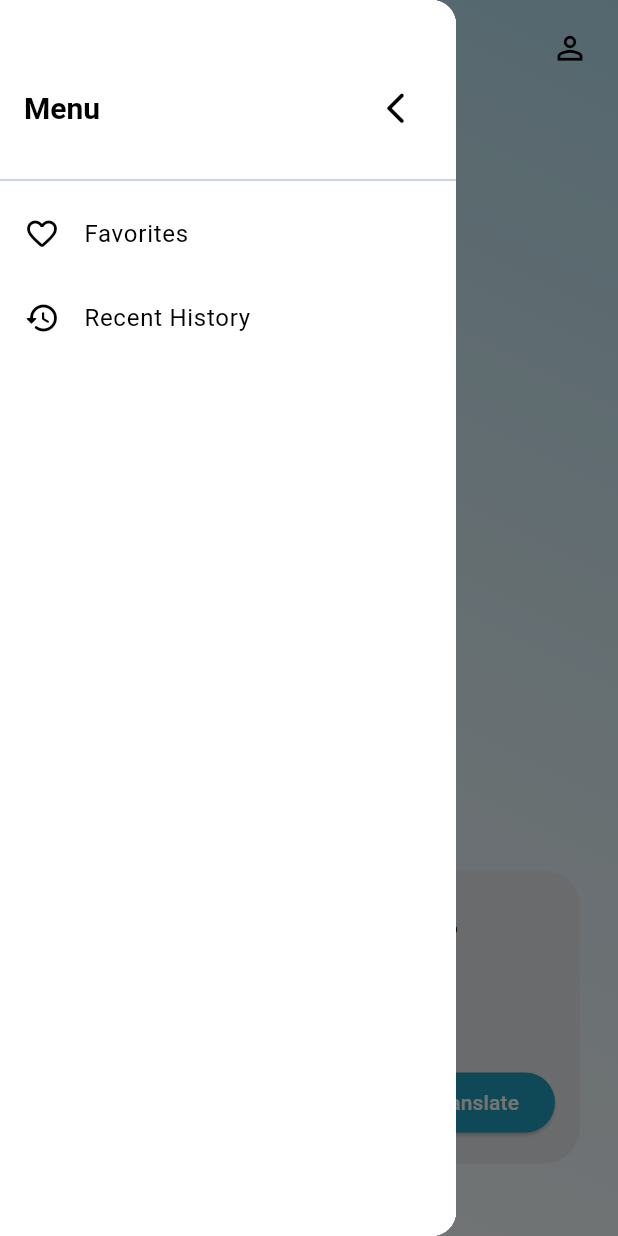
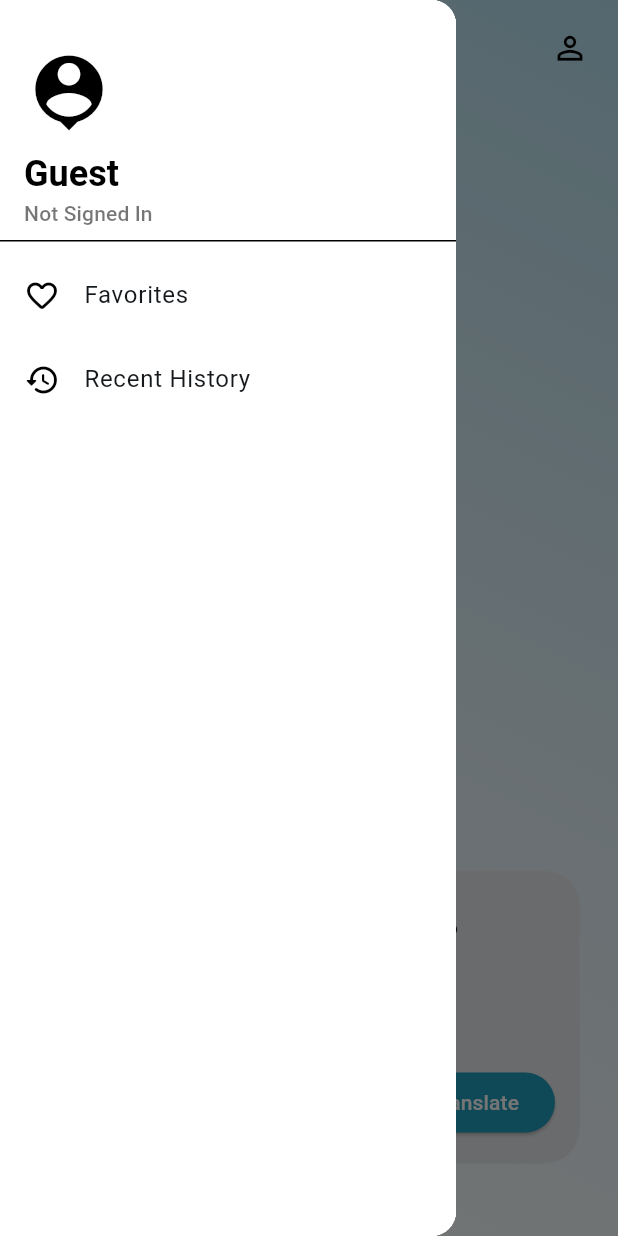
Before and after one commit to jonaldpaner/BadBad, a Flutter app: the screen it shows after launch, with the side drawer open, on a phone screen of 412 x 824 dp. Run offline on Flutter 3.47's test engine with Material 3 defaults, Android fonts, the phone set to English and light mode, and no system bars; our stand-ins replace camera, cloud_firestore, firebase_auth, firebase_core, image_picker; missing offline and left inert: google_mlkit_text_recognition; accounts and stored records are empty; network calls fail.

Commit message:
Enabled anonymous account browsing that can still see history age and favorite page

```diff
--- a/lib/components/home_drawer.dart
+++ b/lib/components/home_drawer.dart
@@ -1,63 +1,81 @@
 import 'package:flutter/material.dart';
+import 'package:firebase_auth/firebase_auth.dart'; // Import FirebaseAuth to access User
 import 'package:ahhhtest/pages/favorites_page.dart';
 import 'package:ahhhtest/pages/history_page.dart';
 
 class HomeDrawer extends StatelessWidget {
-  final bool isLoggedIn;
+  final User? currentUser; // Change from bool isLoggedIn to User? currentUser
   final Future<void> Function() onLogout;
 
   const HomeDrawer({
     Key? key,
-    required this.isLoggedIn,
+    required this.currentUser, // Now takes currentUser directly
     required this.onLogout,
   }) : super(key: key);
 
+  // Helper getter to determine if the logout button should be shown
+  // It shows if a user is logged in AND they are NOT anonymous.
+  bool get _shouldShowLogoutButton => currentUser != null && !currentUser!.isAnonymous;
+
   @override
   Widget build(BuildContext context) {
-    final isDark = Theme.of(context).brightness == Brightness.dark;
+    final theme = Theme.of(context); // Get theme here
+    final isDark = theme.brightness == Brightness.dark;
 
     return Drawer(
       elevation: 16,
       child: Container(
-        color: isDark ? const Color(0xFF121212) : Colors.white,
+        color: theme.scaffoldBackgroundColor, // Use theme for background color (e.g., white in light mode)
         child: Column(
           children: [
-            const SizedBox(height: 48),
-            Padding(
-              padding: const EdgeInsets.symmetric(horizontal: 16),
-              child: Row(
-                mainAxisAlignment: MainAxisAlignment.spaceBetween,
-                children: [
-                  Text(
-                    'Menu',
-                    style: Theme.of(context).textTheme.titleLarge?.copyWith(
+            // Drawer Header (Updated for consistent background and left alignment)
+            DrawerHeader(
+              decoration: BoxDecoration(
+                // Use consistent white for light mode, or grey for dark mode
+                color: isDark ? Colors.grey[800] : Colors.white,
+              ),
+              child: Align( // Use Align to ensure content is pushed to start
+                alignment: Alignment.bottomLeft, // Align content to bottom-left
+                child: Column(
+                  crossAxisAlignment: CrossAxisAlignment.start, // Ensure content is left-aligned
+                  mainAxisSize: MainAxisSize.min, // Wrap content tightly
+                  children: [
+                    Icon(
+                      Icons.person_pin,
+                      size: 60,
                       color: isDark ? Colors.white : Colors.black,
                     ),
-                  ),
-                  IconButton(
-                    icon: Icon(Icons.arrow_back_ios_rounded,
-                      color: isDark ? Colors.white : Colors.black, size: 25,
+                    const SizedBox(height: 8),
+                    Text(
+                      // Display user email if available, otherwise "Guest"
+                      currentUser?.email ?? 'Guest',
+                      style: theme.textTheme.headlineSmall?.copyWith(
+                        color: isDark ? Colors.white : Colors.black,
+                        fontWeight: FontWeight.bold,
+                      ),
                     ),
-                    onPressed: () => Navigator.pop(context),
-                    tooltip: 'Close Menu',
-                  ),
-                ],
+                    Text(
+                      // Display "Anonymous" or "Signed In" status
+                      currentUser != null
+                          ? (currentUser!.isAnonymous ? 'Anonymous' : 'Signed In')
+                          : 'Not Signed In',
+                      style: theme.textTheme.titleSmall?.copyWith(
+                        color: isDark ? Colors.white70 : Colors.black54,
+                      ),
+                    ),
+                  ],
+                ),
               ),
             ),
-            const SizedBox(height: 16),
-            Divider(
-              color: isDark
-                  ? Colors.white.withOpacity(0.1)
-                  : const Color.fromRGBO(204, 214, 218, 1),
-              thickness: 1.5,
-            ),
+
+            // Removed the Divider as requested
 
             ListTile(
               leading: Icon(Icons.favorite_border_rounded,
-                color: isDark ? Colors.white : Colors.black,
+                color: theme.iconTheme.color, // Use theme icon color
               ),
               title: Text('Favorites',
-                style: TextStyle(color: isDark ? Colors.white : Colors.black),
+                style: theme.textTheme.bodyLarge, // Use theme text style
               ),
               onTap: () {
                 Navigator.pop(context);
@@ -72,10 +90,10 @@ class HomeDrawer extends StatelessWidget {
 
             ListTile(
               leading: Icon(Icons.history_rounded,
-                color: isDark ? Colors.white : Colors.black,
+                color: theme.iconTheme.color, // Use theme icon color
               ),
               title: Text('Recent History',
-                style: TextStyle(color: isDark ? Colors.white : Colors.black),
+                style: theme.textTheme.bodyLarge, // Use theme text style
               ),
               onTap: () {
                 Navigator.pop(context);
@@ -88,13 +106,14 @@ class HomeDrawer extends StatelessWidget {
               },
             ),
 
-            if (isLoggedIn)
+            // Conditionally show the Logout button
+            if (_shouldShowLogoutButton) // Use the new getter here
               ListTile(
                 leading: Icon(Icons.logout,
-                  color: isDark ? Colors.white : Colors.black,
+                  color: theme.iconTheme.color, // Use theme icon color
                 ),
                 title: Text('Logout',
-                  style: TextStyle(color: isDark ? Colors.white : Colors.black),
+                  style: theme.textTheme.bodyLarge, // Use theme text style
                 ),
                 onTap: () async {
                   await onLogout();
--- a/lib/main.dart
+++ b/lib/main.dart
@@ -1,6 +1,6 @@
 import 'package:flutter/material.dart';
 import 'package:firebase_core/firebase_core.dart';
-import 'package:firebase_auth/firebase_auth.dart'; // <--- THIS IS THE MISSING IMPORT!
+import 'package:firebase_auth/firebase_auth.dart';
 import 'firebase_options.dart';
 import 'pages/home_page.dart';
 
@@ -18,6 +18,27 @@ void main() async {
 class MyApp extends StatelessWidget {
   const MyApp({super.key});
 
+  // Function to handle anonymous sign-in
+  Future<User?> _signInAnonymously() async {
+    try {
+      UserCredential userCredential = await FirebaseAuth.instance.signInAnonymously();
+      print("Signed in anonymously with UID: ${userCredential.user?.uid}");
+      return userCredential.user;
+    } on FirebaseAuthException catch (e) {
+      switch (e.code) {
+        case 'operation-not-allowed':
+          print("Anonymous auth not enabled. Enable it in the Firebase console.");
+          break;
+        default:
+          print("Unknown error during anonymous sign-in: ${e.message}");
+      }
+      return null;
+    } catch (e) {
+      print("Generic error during anonymous sign-in: $e");
+      return null;
+    }
+  }
+
   @override
   Widget build(BuildContext context) {
     return MaterialApp(
@@ -28,6 +49,8 @@ class MyApp extends StatelessWidget {
       home: StreamBuilder<User?>(
         stream: FirebaseAuth.instance.authStateChanges(), // Listen for auth changes
         builder: (context, snapshot) {
+
+          // trying to connect
           if (snapshot.connectionState == ConnectionState.waiting) {
             return const Scaffold(
               body: Center(
@@ -35,6 +58,28 @@ class MyApp extends StatelessWidget {
               ),
             );
           }
+
+          // If there's no user, attempt to sign in anonymously
+          if (!snapshot.hasData || snapshot.data == null) {
+            return FutureBuilder<User?>(
+              future: _signInAnonymously(),
+              builder: (context, anonymousSnapshot) {
+                if (anonymousSnapshot.connectionState == ConnectionState.waiting) {
+                  return const Scaffold(
+                    body: Center(
+                      child: CircularProgressIndicator(), // Show loading while signing anonymously
+                    ),
+                  );
+                }
+                // Once anonymous sign-in completes, pass that user to HomePage
+                return HomePage(
+                  currentUser: anonymousSnapshot.data, // This will be the anonymous User or null if it failed
+                );
+              },
+            );
+          }
+
+          // If there's an authenticated user (including an already signed-in anonymous user)
           return HomePage(
             currentUser: snapshot.data, // This will be User object or null
           );
--- a/lib/pages/home_page.dart
+++ b/lib/pages/home_page.dart
@@ -24,7 +24,12 @@ class _HomePageState extends State<HomePage> {
   String fromLanguage = 'English';
   String toLanguage = 'Ata Manobo';
 
+  // This getter determines if a user is logged in at all (anonymous or permanent)
   bool get isLoggedIn => widget.currentUser != null;
+
+  // New getter: determines if the login/signup prompt should be shown.
+  // This is true if there's no user OR the current user is anonymous.
+  bool get _shouldShowLoginPrompt => widget.currentUser == null || widget.currentUser!.isAnonymous;
 
   @override
   void initState() {
@@ -75,6 +80,7 @@ class _HomePageState extends State<HomePage> {
       builder: (context) => LoginSignUpDialog(
         onLogin: () {
           print('HomePage: User logged in via dialog.');
+          // No need to dismiss here, StreamBuilder in main.dart handles rebuild
         },
       ),
     );
@@ -88,7 +94,7 @@ class _HomePageState extends State<HomePage> {
     return Scaffold(
       key: scaffoldKey,
       drawer: HomeDrawer(
-        isLoggedIn: isLoggedIn,
+        currentUser: widget.currentUser,
         onLogout: () async {
           try {
             await FirebaseAuth.instance.signOut();
@@ -105,8 +111,8 @@ class _HomePageState extends State<HomePage> {
           }
         },
       ),
-        backgroundColor: theme.scaffoldBackgroundColor,
-      extendBodyBehindAppBar: true, // << This is important!
+      backgroundColor: theme.scaffoldBackgroundColor,
+      extendBodyBehindAppBar: true,
       body: Stack(
         children: [
           // Gradient background
@@ -138,7 +144,7 @@ class _HomePageState extends State<HomePage> {
                 top: MediaQuery.of(context).padding.top + 8, // Dynamic top padding
                 left: 8,
                 right: 8,
-              ), // Adjust top padding if needed
+              ),
               child: Row(
                 mainAxisAlignment: MainAxisAlignment.spaceBetween,
                 children: [
@@ -152,13 +158,14 @@ class _HomePageState extends State<HomePage> {
                       scaffoldKey.currentState?.openDrawer();
                     },
                   ),
+                  // MODIFIED: This button is now enabled if no user OR if user is anonymous
                   IconButton(
                     icon: Icon(
                       Icons.person_outline,
                       color: theme.iconTheme.color,
                       size: 25,
                     ),
-                    onPressed: isLoggedIn ? null : showLoginDialog,
+                    onPressed: _shouldShowLoginPrompt ? showLoginDialog : null,
                   ),
                 ],
               ),
@@ -170,7 +177,7 @@ class _HomePageState extends State<HomePage> {
             alignment: Alignment.bottomCenter,
             child: Padding(
               padding: EdgeInsets.only(
-                bottom: MediaQuery.of(context).padding.bottom + 16, // Responsive
+                bottom: MediaQuery.of(context).padding.bottom + 16,
               ),
               child: TranslationInputCard(
                 fromLanguage: fromLanguage,
@@ -217,6 +224,5 @@ class _HomePageState extends State<HomePage> {
         ],
       ),
     );
-
   }
 }
```
